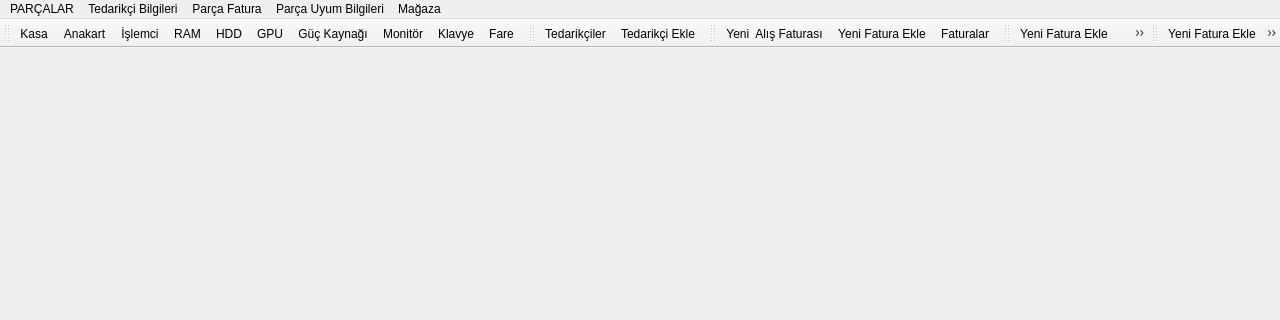
onur35iii/TeknolojiMarketiOtomasyonu, file tmoanapencere.ui: the form before one commit; both pictures show x 0 to 1280 and y 0 to 320 of the 1280 by 662 pixel window.
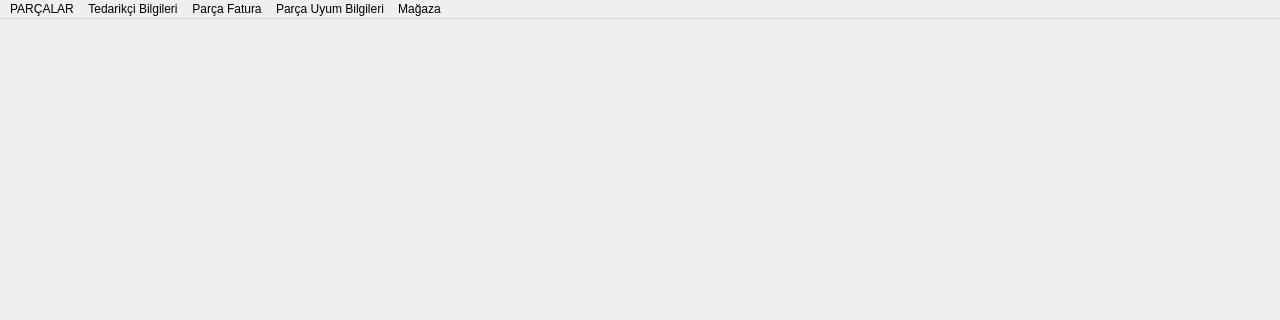
The form after the commit.

```diff
--- a/tmoanapencere.ui
+++ b/tmoanapencere.ui
@@ -93,80 +93,6 @@
    <addaction name="menuMa_aza_Bilgileri"/>
   </widget>
   <widget class="QStatusBar" name="statusbar"/>
-  <widget class="QToolBar" name="toolBar">
-   <property name="windowTitle">
-    <string>toolBar</string>
-   </property>
-   <attribute name="toolBarArea">
-    <enum>TopToolBarArea</enum>
-   </attribute>
-   <attribute name="toolBarBreak">
-    <bool>false</bool>
-   </attribute>
-   <addaction name="actionKasalar"/>
-   <addaction name="actionAnakart"/>
-   <addaction name="action_lemci"/>
-   <addaction name="actionRAM"/>
-   <addaction name="actionHDD"/>
-   <addaction name="actionGPU"/>
-   <addaction name="actionG_Kayna"/>
-   <addaction name="actionMonit_r"/>
-   <addaction name="actionKlavye"/>
-   <addaction name="actionFare"/>
-  </widget>
-  <widget class="QToolBar" name="toolBar_2">
-   <property name="windowTitle">
-    <string>toolBar_2</string>
-   </property>
-   <attribute name="toolBarArea">
-    <enum>TopToolBarArea</enum>
-   </attribute>
-   <attribute name="toolBarBreak">
-    <bool>false</bool>
-   </attribute>
-   <addaction name="actionTedarik_iler"/>
-   <addaction name="actionTedarik_i_Ekle"/>
-  </widget>
-  <widget class="QToolBar" name="toolBar_3">
-   <property name="windowTitle">
-    <string>toolBar_3</string>
-   </property>
-   <attribute name="toolBarArea">
-    <enum>TopToolBarArea</enum>
-   </attribute>
-   <attribute name="toolBarBreak">
-    <bool>false</bool>
-   </attribute>
-   <addaction name="actionYeniPar_a_Al_Faturas"/>
-   <addaction name="actionYeni_Fatura_Ekle"/>
-   <addaction name="actionFaturalar"/>
-  </widget>
-  <widget class="QToolBar" name="toolBar_4">
-   <property name="windowTitle">
-    <string>toolBar_4</string>
-   </property>
-   <attribute name="toolBarArea">
-    <enum>TopToolBarArea</enum>
-   </attribute>
-   <attribute name="toolBarBreak">
-    <bool>false</bool>
-   </attribute>
-   <addaction name="actionYeni_Fatura_Ekle_2"/>
-   <addaction name="actionFaturalar_2"/>
-  </widget>
-  <widget class="QToolBar" name="toolBar_5">
-   <property name="windowTitle">
-    <string>toolBar_5</string>
-   </property>
-   <attribute name="toolBarArea">
-    <enum>TopToolBarArea</enum>
-   </attribute>
-   <attribute name="toolBarBreak">
-    <bool>false</bool>
-   </attribute>
-   <addaction name="actionYeni_Fatura_Ekle_3"/>
-   <addaction name="actionFaturalar_3"/>
-  </widget>
   <action name="actionPar_a_Al_Faturas">
    <property name="text">
     <string>Alış Faturaları</string>
```
Left out of the diff: 155 changed lines with no effect on the pictures.
